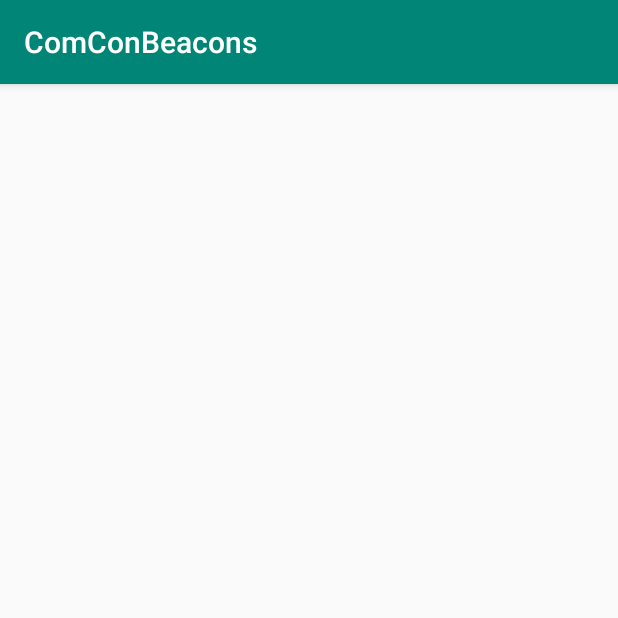
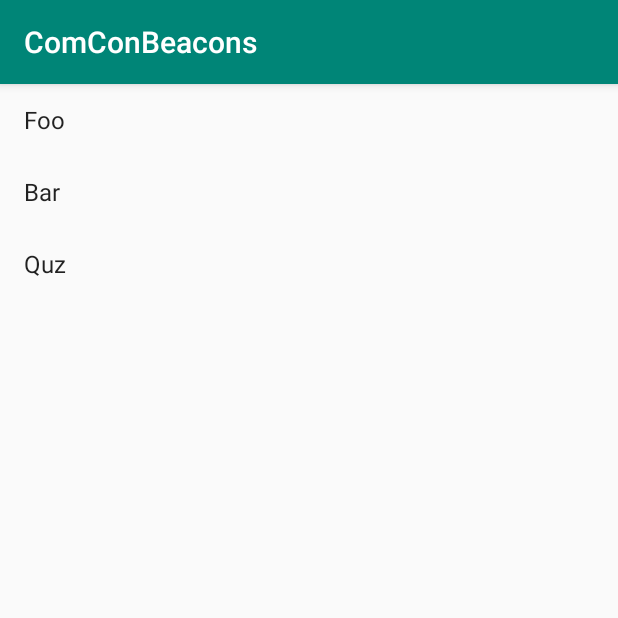
Before and after one commit to sr-2020/comcon-beacons, an Android app: the MainActivity screen opened directly, with no data from a screen before it, on a phone screen of 412 x 824 dp, the top half of it. Run offline under Robolectric (Android 15) with nearby library versions, the phone set to English and light mode, and no system bars; libraries missing offline, so code that uses them is left out: org.altbeacon.beacon.

Commit message:
Add dynamic list stub

```diff
--- a/app/src/main/java/in/aerem/comconbeacons/MainActivity.java
+++ b/app/src/main/java/in/aerem/comconbeacons/MainActivity.java
@@ -3,16 +3,23 @@ package in.aerem.comconbeacons;
 import android.Manifest;
 import android.annotation.TargetApi;
 import android.app.AlertDialog;
+import android.arch.lifecycle.LiveData;
+import android.arch.lifecycle.MutableLiveData;
 import android.content.DialogInterface;
 import android.content.pm.PackageManager;
 import android.os.Build;
 import android.os.Bundle;
 import android.os.RemoteException;
 import android.support.v7.app.AppCompatActivity;
+import android.support.v7.widget.LinearLayoutManager;
+import android.support.v7.widget.RecyclerView;
 import android.util.Log;
 import org.altbeacon.beacon.*;
 
+import java.util.Arrays;
 import java.util.Collection;
+import java.util.LinkedList;
+import java.util.List;
 
 public class MainActivity extends AppCompatActivity {
     private static final int PERMISSION_REQUEST_COARSE_LOCATION = 1;
@@ -21,6 +28,7 @@ public class MainActivity extends AppCompatActivity {
     protected void onCreate(Bundle savedInstanceState) {
         super.onCreate(savedInstanceState);
         setContentView(R.layout.activity_main);
+
         if (Build.VERSION.SDK_INT >= Build.VERSION_CODES.M) {
             // Android M Permission check
             if (this.checkSelfPermission(Manifest.permission.ACCESS_COARSE_LOCATION) != PackageManager.PERMISSION_GRANTED) {
@@ -28,5 +36,16 @@ public class MainActivity extends AppCompatActivity {
                         PERMISSION_REQUEST_COARSE_LOCATION);
             }
         }
+
+        RecyclerView recyclerView = findViewById(R.id.recycler_view);
+        recyclerView.setHasFixedSize(true);
+        recyclerView.setLayoutManager(new LinearLayoutManager(this));
+
+        MutableLiveData<List<String>> liveData = new MutableLiveData<>();
+        UsersPositionsAdapter adapter = new UsersPositionsAdapter();
+        liveData.observe(this, data -> adapter.setData(data));
+        liveData.postValue(Arrays.asList("Foo", "Bar", "Quz"));
+
+        recyclerView.setAdapter(adapter);
     }
 }
--- /dev/null
+++ b/app/src/main/java/in/aerem/comconbeacons/UsersPositionsAdapter.java
@@ -0,0 +1,48 @@
+package in.aerem.comconbeacons;
+
+import android.arch.lifecycle.LiveData;
+import android.support.v7.widget.RecyclerView;
+import android.view.LayoutInflater;
+import android.view.ViewGroup;
+import android.widget.TextView;
+
+import java.util.ArrayList;
+import java.util.List;
+
+public class UsersPositionsAdapter extends RecyclerView.Adapter<UsersPositionsAdapter.ViewHolder> {
+    private List<String> mDataset = new ArrayList<>();
+
+    public void setData(List<String> newData) {
+        this.mDataset = newData;
+        notifyDataSetChanged();
+    }
+
+    @Override
+    public ViewHolder onCreateViewHolder(ViewGroup parent, int viewType) {
+        TextView v = (TextView) LayoutInflater.from(parent.getContext())
+                .inflate(android.R.layout.simple_list_item_1, parent, false);
+        return new ViewHolder(v);
+    }
+
+    @Override
+    public void onBindViewHolder(ViewHolder holder, int position) {
+        holder.mTextView.setText(mDataset.get(position));
+    }
+
+    @Override
+    public int getItemCount() {
+        return mDataset.size();
+    }
+
+    // Provide a reference to the views for each data item
+    // Complex data items may need more than one view per item, and
+    // you provide access to all the views for a data item in a view holder
+    public static class ViewHolder extends RecyclerView.ViewHolder {
+        // each data item is just a string in this case
+        public TextView mTextView;
+        public ViewHolder(TextView v) {
+            super(v);
+            mTextView = v;
+        }
+    }
+}
--- a/app/src/main/res/layout/activity_main.xml
+++ b/app/src/main/res/layout/activity_main.xml
@@ -6,5 +6,9 @@
         android:layout_width="match_parent"
         android:layout_height="match_parent"
         tools:context=".MainActivity">
-
+    <android.support.v7.widget.RecyclerView
+            android:id="@+id/recycler_view"
+            android:scrollbars="vertical"
+            android:layout_width="match_parent"
+            android:layout_height="match_parent"/>
 </android.support.constraint.ConstraintLayout>
```
